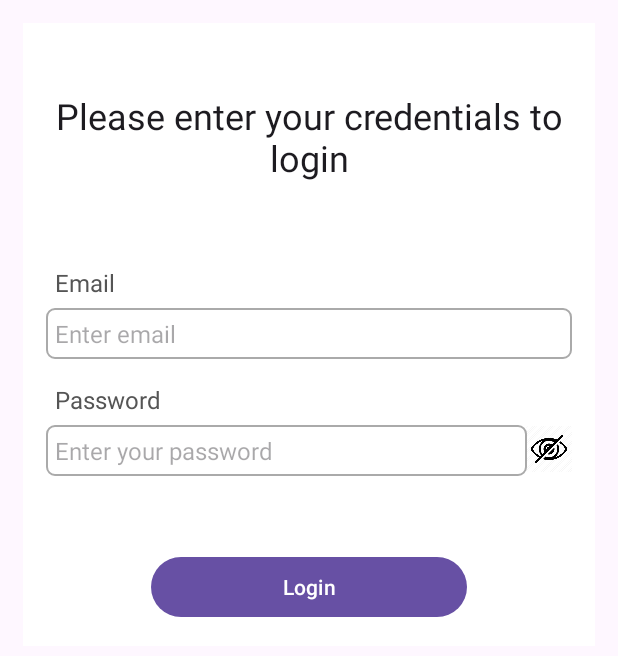
After one commit to guerfala/JardinEnfantMobile, an Android app: the LoginActivity screen opened directly, with no data from a screen before it, on a phone screen of 412 x 824 dp. The commit adds this screen. Shown: the top 656 px of the screen. Run offline under Robolectric (Android 15) with nearby library versions, the phone set to English and light mode, and no system bars; our stand-ins replace Firebase (no records; nobody signed in at launch, a user with empty details on screens opened directly).

Commit message:
hide and show password + exception for login

```diff
--- a/app/src/main/AndroidManifest.xml
+++ b/app/src/main/AndroidManifest.xml
@@ -13,6 +13,9 @@
         android:theme="@style/Theme.JardinEnfantMobile"
         tools:targetApi="31">
         <activity
+            android:name=".LoginActivity"
+            android:exported="false" />
+        <activity
             android:name=".RegisterActivity"
             android:exported="false" />
         <activity
--- /dev/null
+++ b/app/src/main/java/com/example/jardinenfantmobile/LoginActivity.java
@@ -0,0 +1,126 @@
+package com.example.jardinenfantmobile;
+
+import android.os.Bundle;
+import android.text.TextUtils;
+import android.text.method.HideReturnsTransformationMethod;
+import android.text.method.PasswordTransformationMethod;
+import android.util.Log;
+import android.util.Patterns;
+import android.view.View;
+import android.widget.Button;
+import android.widget.EditText;
+import android.widget.ImageView;
+import android.widget.ProgressBar;
+import android.widget.Toast;
+
+import androidx.activity.EdgeToEdge;
+import androidx.annotation.NonNull;
+import androidx.appcompat.app.AppCompatActivity;
+import androidx.core.graphics.Insets;
+import androidx.core.view.ViewCompat;
+import androidx.core.view.WindowInsetsCompat;
+
+import com.google.android.gms.tasks.OnCompleteListener;
+import com.google.android.gms.tasks.Task;
+import com.google.firebase.auth.AuthResult;
+import com.google.firebase.auth.FirebaseAuth;
+import com.google.firebase.auth.FirebaseAuthInvalidCredentialsException;
+import com.google.firebase.auth.FirebaseAuthInvalidUserException;
+
+public class LoginActivity extends AppCompatActivity {
+
+    private EditText editTextLoginEmail, editTextLoginPwd;
+
+    private ProgressBar progressBar;
+
+    private FirebaseAuth authProfile;
+
+    private static final String TAG = "LoginActivity";
+
+    @Override
+    protected void onCreate(Bundle savedInstanceState) {
+        super.onCreate(savedInstanceState);
+        setContentView(R.layout.activity_login);
+
+        //getSupportActionBar().setTitle("Login");
+
+        editTextLoginEmail = findViewById(R.id.editText_login_email);
+        editTextLoginPwd = findViewById(R.id.editText_login_pwd);
+        progressBar = findViewById(R.id.progressBar);
+
+        authProfile = FirebaseAuth.getInstance();
+
+        //show hide pwd using eye icon
+        ImageView imageViewShowHidePwd = findViewById(R.id.imageView_show_hide_pwd);
+        imageViewShowHidePwd.setImageResource(R.drawable.ic_hide_pwd);
+        imageViewShowHidePwd.setOnClickListener(new View.OnClickListener() {
+            @Override
+            public void onClick(View v) {
+                if (editTextLoginPwd.getTransformationMethod().equals(HideReturnsTransformationMethod.getInstance())){
+                    //if pwd is visible then hide it
+                    editTextLoginPwd.setTransformationMethod(PasswordTransformationMethod.getInstance());
+                    //change icon
+                    imageViewShowHidePwd.setImageResource(R.drawable.ic_hide_pwd);
+                }else {
+                    editTextLoginPwd.setTransformationMethod(HideReturnsTransformationMethod.getInstance());
+                    imageViewShowHidePwd.setImageResource(R.drawable.ic_show_pwd);
+                }
+            }
+        });
+
+        //login user
+        Button buttonLogin = findViewById(R.id.button_login);
+
+        buttonLogin.setOnClickListener(new View.OnClickListener() {
+            @Override
+            public void onClick(View v) {
+                String textEmail = editTextLoginEmail.getText().toString();
+                String textPwd = editTextLoginPwd.getText().toString();
+
+                if (TextUtils.isEmpty(textEmail)) {
+                    Toast.makeText(LoginActivity.this, "Please enter your email", Toast.LENGTH_SHORT).show();
+                    editTextLoginEmail.setError("Email is required");
+                    editTextLoginEmail.requestFocus();
+                } else if (!Patterns.EMAIL_ADDRESS.matcher(textEmail).matches()) {
+                    Toast.makeText(LoginActivity.this, "Please re-enter your email", Toast.LENGTH_SHORT).show();
+                    editTextLoginEmail.setError("Valid email is required");
+                    editTextLoginEmail.requestFocus();
+                } else if (TextUtils.isEmpty(textPwd)) {
+                    Toast.makeText(LoginActivity.this, "Please enter your password", Toast.LENGTH_SHORT).show();
+                    editTextLoginPwd.setError("Password is required");
+                    editTextLoginPwd.requestFocus();
+                } else {
+                    progressBar.setVisibility(View.VISIBLE);
+                    loginUser(textEmail, textPwd);
+                }
+            }
+        });
+
+    }
+
+    private void loginUser(String email, String pwd) {
+        authProfile.signInWithEmailAndPassword(email, pwd).addOnCompleteListener(new OnCompleteListener<AuthResult>() {
+            @Override
+            public void onComplete(@NonNull Task<AuthResult> task) {
+                if(task.isSuccessful()){
+                    Toast.makeText(LoginActivity.this, "You are logged in now", Toast.LENGTH_SHORT).show();
+                } else {
+                    try {
+                        throw task.getException();
+                    }catch (FirebaseAuthInvalidUserException e){
+                        editTextLoginEmail.setError("User does not exists or is no longer valid. Please register again.");
+                        editTextLoginEmail.requestFocus();
+                    }catch (FirebaseAuthInvalidCredentialsException e){
+                        editTextLoginEmail.setError("Invalid credentials. Kindly, check and re-enter");
+                        editTextLoginEmail.requestFocus();
+                    }catch (Exception e){
+                        Log.e(TAG, e.getMessage());
+                        Toast.makeText(LoginActivity.this, e.getMessage(), Toast.LENGTH_SHORT).show();
+                    }
+                }
+
+                progressBar.setVisibility(View.GONE);
+            }
+        });
+    }
+}
--- a/app/src/main/java/com/example/jardinenfantmobile/MainActivity.java
+++ b/app/src/main/java/com/example/jardinenfantmobile/MainActivity.java
@@ -1,4 +1,6 @@
 package com.example.jardinenfantmobile;
+
+import static androidx.core.content.ContextCompat.startActivity;
 
 import android.content.Intent;
 import android.os.Bundle;
@@ -21,7 +23,7 @@ public class MainActivity extends AppCompatActivity {
         //Titre
         //getSupportActionBar().setTitle("Jardin Enfant");
 
-        /*//Login Activity
+        //Login Activity
         Button buttonLogin = findViewById(R.id.button_login);
         buttonLogin.setOnClickListener(new View.OnClickListener() {
             @Override
@@ -29,7 +31,7 @@ public class MainActivity extends AppCompatActivity {
                 Intent intent = new Intent(MainActivity.this, LoginActivity.class);
                 startActivity(intent);
             }
-        });*/
+        });
 
         //Register Activity
         Button buttonRegister = findViewById(R.id.button_register);
--- /dev/null
+++ b/app/src/main/res/layout/activity_login.xml
@@ -0,0 +1,100 @@
+<?xml version="1.0" encoding="utf-8"?>
+<ScrollView xmlns:android="http://schemas.android.com/apk/res/android"
+    xmlns:app="http://schemas.android.com/apk/res-auto"
+    xmlns:tools="http://schemas.android.com/tools"
+    android:id="@+id/main"
+    android:layout_width="match_parent"
+    android:layout_height="match_parent"
+    tools:context=".LoginActivity">
+
+    <RelativeLayout
+        android:layout_width="match_parent"
+        android:layout_height="wrap_content"
+        android:padding="15dp"
+        android:layout_margin="15dp"
+        android:background="@color/white">
+
+        <TextView
+            android:layout_width="match_parent"
+            android:layout_height="wrap_content"
+            android:id="@+id/textView_login_head"
+            android:layout_marginTop="30dp"
+            android:text="Please enter your credentials to login"
+            android:textAlignment="center"
+            android:textAppearance="@style/TextAppearance.AppCompat.Headline"/>
+
+        <TextView
+            android:layout_width="match_parent"
+            android:layout_height="wrap_content"
+            android:id="@+id/textView_login_email"
+            android:layout_below="@+id/textView_login_head"
+            android:layout_marginTop="50dp"
+            android:padding="6dp"
+            android:text="Email"
+            android:textColor="#555555"
+            android:textSize="16sp"/>
+
+        <EditText
+            android:layout_width="match_parent"
+            android:layout_height="wrap_content"
+            android:id="@+id/editText_login_email"
+            android:layout_below="@+id/textView_login_email"
+            android:hint="Enter email"
+            android:inputType="textEmailAddress"
+            android:padding="6dp"
+            android:textSize="16sp"
+            android:background="@drawable/border"/>
+
+        <TextView
+            android:layout_width="match_parent"
+            android:layout_height="wrap_content"
+            android:id="@+id/textView_login_pwd"
+            android:layout_below="@+id/editText_login_email"
+            android:layout_marginTop="10dp"
+            android:text="Password"
+            android:padding="6dp"
+            android:textColor="#555555"
+            android:textSize="16sp"/>
+
+        <ImageView
+            android:layout_width="350dp"
+            android:layout_height="32dp"
+            android:layout_marginStart="320dp"
+            android:id="@+id/imageView_show_hide_pwd"
+            android:layout_below="@+id/textView_login_pwd"/>
+
+        <EditText
+            android:layout_width="match_parent"
+            android:layout_height="wrap_content"
+            android:id="@+id/editText_login_pwd"
+            android:layout_below="@+id/textView_login_pwd"
+            android:hint="Enter your password"
+            android:inputType="textPassword"
+            android:padding="6dp"
+            android:textSize="16sp"
+            android:layout_marginEnd="30dp"
+            android:background="@drawable/border"/>
+
+        <Button
+            android:layout_width="match_parent"
+            android:layout_height="wrap_content"
+            android:text="Login"
+            android:id="@+id/button_login"
+            android:layout_below="@id/editText_login_pwd"
+            android:layout_marginTop="50dp"
+            android:layout_marginRight="70dp"
+            android:layout_marginLeft="70dp"/>
+
+        <ProgressBar
+            android:layout_width="wrap_content"
+            android:layout_height="wrap_content"
+            android:id="@+id/progressBar"
+            style="?android:attr/progressBarStyleLarge"
+            android:layout_centerVertical="true"
+            android:layout_centerHorizontal="true"
+            android:elevation="10dp"
+            android:visibility="gone"/>
+
+    </RelativeLayout>
+
+</ScrollView>
--- a/app/src/main/res/layout/activity_register.xml
+++ b/app/src/main/res/layout/activity_register.xml
@@ -81,8 +81,9 @@
             android:layout_width="match_parent"
             android:layout_height="wrap_content"
             android:id="@+id/editText_register_dob"
-            android:hint="Enter your date of birth (dd/mm/yyyy)"
+            android:hint="Select your date of birth (dd/mm/yyyy)"
             android:inputType="date"
+            android:focusable="false"
             android:textSize="16sp"
             android:padding="6dp"
             android:layout_below="@id/textView_register_dob"
--- a/build.gradle.kts
+++ b/build.gradle.kts
@@ -1,5 +1,5 @@
 // Top-level build file where you can add configuration options common to all sub-projects/modules.
 plugins {
     alias(libs.plugins.android.application) apply false
-    alias(libs.plugins.google.gms.google.services) apply false
+    id("com.google.gms.google-services") version "4.4.2" apply false
 }
--- a/gradle/libs.versions.toml
+++ b/gradle/libs.versions.toml
@@ -1,5 +1,6 @@
 [versions]
 agp = "8.7.1"
+firebaseBom = "33.5.1"
 junit = "4.13.2"
 junitVersion = "1.2.1"
 espressoCore = "3.6.1"
@@ -9,8 +10,10 @@ activity = "1.9.3"
 constraintlayout = "2.1.4"
 googleGmsGoogleServices = "4.4.2"
 firebaseAuth = "23.1.0"
+firebaseDatabase = "21.0.0"
 
 [libraries]
+firebase-bom = { module = "com.google.firebase:firebase-bom", version.ref = "firebaseBom" }
 junit = { group = "junit", name = "junit", version.ref = "junit" }
 ext-junit = { group = "androidx.test.ext", name = "junit", version.ref = "junitVersion" }
 espresso-core = { group = "androidx.test.espresso", name = "espresso-core", version.ref = "espressoCore" }
@@ -19,6 +22,7 @@ material = { group = "com.google.android.material", name = "material", version.r
 activity = { group = "androidx.activity", name = "activity", version.ref = "activity" }
 constraintlayout = { group = "androidx.constraintlayout", name = "constraintlayout", version.ref = "constraintlayout" }
 firebase-auth = { group = "com.google.firebase", name = "firebase-auth", version.ref = "firebaseAuth" }
+firebase-database = { group = "com.google.firebase", name = "firebase-database", version.ref = "firebaseDatabase" }
 
 [plugins]
 android-application = { id = "com.android.application", version.ref = "agp" }
--- a/settings.gradle.kts
+++ b/settings.gradle.kts
@@ -11,6 +11,9 @@ pluginManagement {
         gradlePluginPortal()
     }
 }
+plugins {
+    id("org.gradle.toolchains.foojay-resolver-convention") version "0.8.0"
+}
 dependencyResolutionManagement {
     repositoriesMode.set(RepositoriesMode.FAIL_ON_PROJECT_REPOS)
     repositories {
```
Also changed, not shown: app/build.gradle.kts (+9 -2 lines), app/src/main/java/com/example/jardinenfantmobile/ReadWriteUserDetails.java (added, +11 -0 lines), app/src/main/java/com/example/jardinenfantmobile/RegisterActivity.java (+94 -6 lines), app/src/main/res/drawable/ic_hide_pwd.png (added), app/src/main/res/drawable/ic_show_pwd.png (added), 1 other file.
